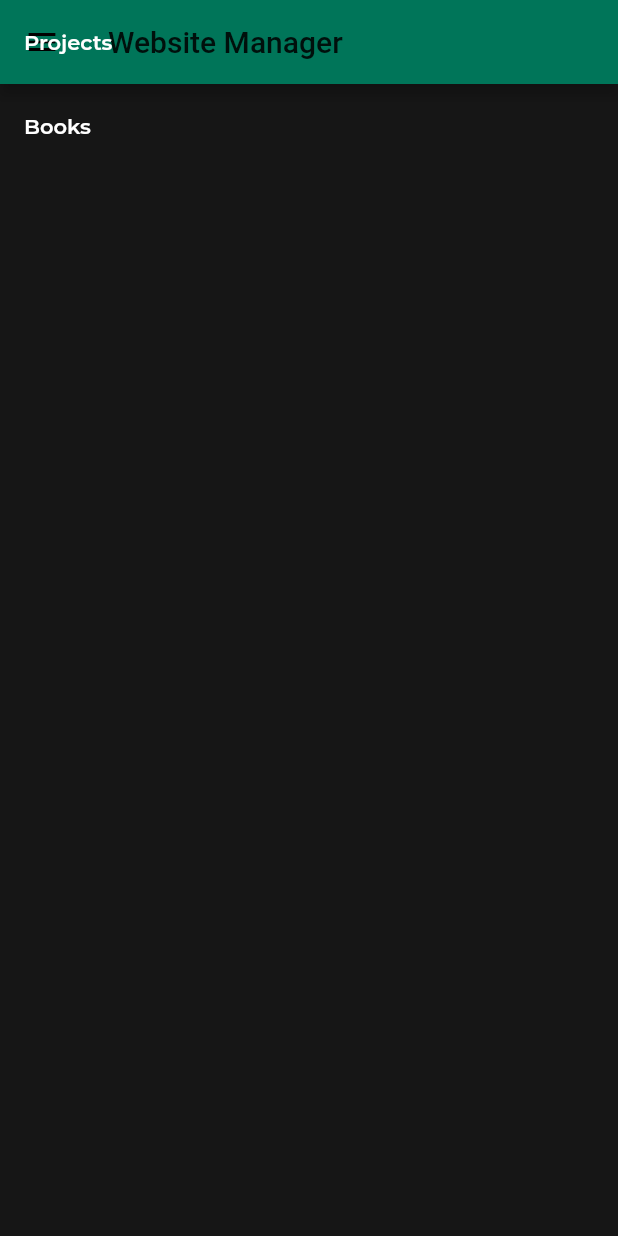
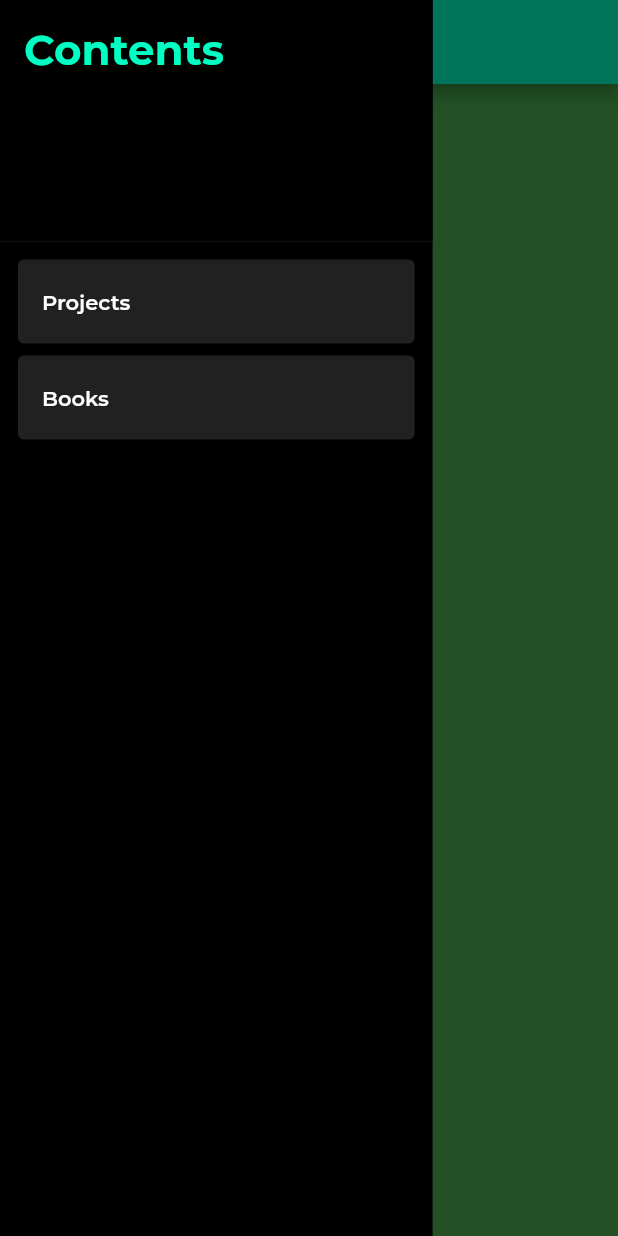
Before and after one commit to loromagnoni/flutter_website_app, a Flutter app: the ManagementScreen screen opened by its route, with the side drawer open, on a phone screen of 412 x 824 dp. Run offline on Flutter 3.47's test engine with Material 2 defaults, Android fonts, the phone set to English and light mode, and no system bars; our stand-ins replace cloud_firestore, firebase_auth, firebase_core; accounts and stored records are empty; project files that could hold a hidden picture were left out.

Commit message:
Implemented base app structure and design

```diff
--- a/lib/screens/management.dart
+++ b/lib/screens/management.dart
@@ -1,4 +1,7 @@
 import 'package:flutter/material.dart';
+import 'package:flutter_website_app/widgets/books_list.dart';
+import 'package:flutter_website_app/widgets/page_to_display.dart';
+import 'package:flutter_website_app/widgets/projects_list.dart';
 
 class ManagementScreen extends StatefulWidget {
   static const String routeName = '/management';
@@ -7,17 +10,110 @@ class ManagementScreen extends StatefulWidget {
 }
 
 class _ManagementScreenState extends State<ManagementScreen> {
+  PageToDisplay _page = ProjectPage();
+
+  void _setPage(PageToDisplay p) {
+    setState(() => _page = p);
+  }
+
   @override
   Widget build(BuildContext context) {
-    return Scaffold(
-      appBar: AppBar(
-        title: Text("Website Manager"),
-      ),
-      drawer: ListView(children: [
-        ListTile(title: Text('Projects')),
-        ListTile(title: Text('Books')),
-      ]),
-      body: Container(),
+    return WillPopScope(
+      onWillPop: () async => false,
+      child: Scaffold(
+          appBar: AppBar(
+            title: Text("Website Manager"),
+          ),
+          drawer: _Drawer(selectedPage: _page, onItemTap: _setPage),
+          body: AnimatedSwitcher(
+              duration: Duration(milliseconds: 500), child: _page.widget)),
     );
   }
 }
+
+class _Drawer extends StatelessWidget {
+  _Drawer({
+    Key key,
+    @required Function onItemTap,
+    @required PageToDisplay selectedPage,
+  })  : _onTapFunction = onItemTap,
+        _selectedPage = selectedPage,
+        super(key: key);
+
+  final Function _onTapFunction;
+  final PageToDisplay _selectedPage;
+
+  @override
+  Widget build(BuildContext context) {
+    return Container(
+      width: MediaQuery.of(context).size.width * 0.7,
+      color: Colors.black,
+      child: ListView(
+          physics: NeverScrollableScrollPhysics(),
+          padding: EdgeInsets.zero,
+          children: [
+            DrawerHeader(
+                child: Text('Contents',
+                    style: Theme.of(context).textTheme.headline1),
+                decoration: BoxDecoration(color: Colors.black)),
+            _DrawerItem(
+                page: ProjectPage(),
+                selectedPage: _selectedPage,
+                onTapFunction: _onTapFunction),
+            _DrawerItem(
+              page: BooksPage(),
+              selectedPage: _selectedPage,
+              onTapFunction: _onTapFunction,
+            )
+          ]),
+    );
+  }
+}
+
+class _DrawerItem extends StatelessWidget {
+  const _DrawerItem({
+    Key key,
+    @required Function onTapFunction,
+    @required PageToDisplay selectedPage,
+    @required PageToDisplay page,
+  })  : _onTapFunction = onTapFunction,
+        _selectedPage = selectedPage,
+        _page = page,
+        super(key: key);
+
+  final Function _onTapFunction;
+  final PageToDisplay _page;
+  final PageToDisplay _selectedPage;
+
+  bool get _isSelected => _selectedPage == _page;
+
+  @override
+  Widget build(BuildContext context) {
+    return Padding(
+      padding: const EdgeInsets.symmetric(horizontal: 8.0),
+      child: Card(
+        color: Colors.grey[900],
+        elevation: _isSelected ? 5 : 0,
+        shadowColor: Theme.of(context).accentColor,
+        child: InkWell(
+          customBorder: RoundedRectangleBorder(
+            borderRadius: BorderRadius.circular(5),
+          ),
+          splashColor: Theme.of(context).accentColor,
+          onTap: () => _onTapFunction(_page),
+          child: AnimatedContainer(
+            decoration: BoxDecoration(
+                borderRadius: BorderRadius.circular(5),
+                color: _isSelected
+                    ? Theme.of(context).accentColor.withOpacity(0.7)
+                    : Colors.white.withAlpha(0)),
+            duration: Duration(milliseconds: 300),
+            child: ListTile(
+              title: Text(_page.stringValue),
+            ),
+          ),
+        ),
+      ),
+    );
+  }
+}
--- /dev/null
+++ b/lib/widgets/books_list.dart
@@ -0,0 +1,16 @@
+import 'package:flutter/material.dart';
+import 'package:flutter_website_app/widgets/page_to_display.dart';
+
+class BooksPage extends PageToDisplay {
+  String get stringValue => 'Books';
+  Widget get widget => _BooksList();
+}
+
+class _BooksList extends StatelessWidget {
+  @override
+  Widget build(BuildContext context) {
+    return Column(
+      children: [Expanded(child: Container(color: Colors.red))],
+    );
+  }
+}
--- /dev/null
+++ b/lib/widgets/page_to_display.dart
@@ -0,0 +1,6 @@
+import 'package:flutter/material.dart';
+
+abstract class PageToDisplay {
+  String get stringValue;
+  Widget get widget;
+}
--- /dev/null
+++ b/lib/widgets/projects_list.dart
@@ -0,0 +1,16 @@
+import 'package:flutter/material.dart';
+import 'package:flutter_website_app/widgets/page_to_display.dart';
+
+class ProjectPage extends PageToDisplay {
+  String get stringValue => 'Projects';
+  Widget get widget => _ProjectList();
+}
+
+class _ProjectList extends StatelessWidget {
+  @override
+  Widget build(BuildContext context) {
+    return Column(
+      children: [Expanded(child: Container(color: Colors.green))],
+    );
+  }
+}
```
